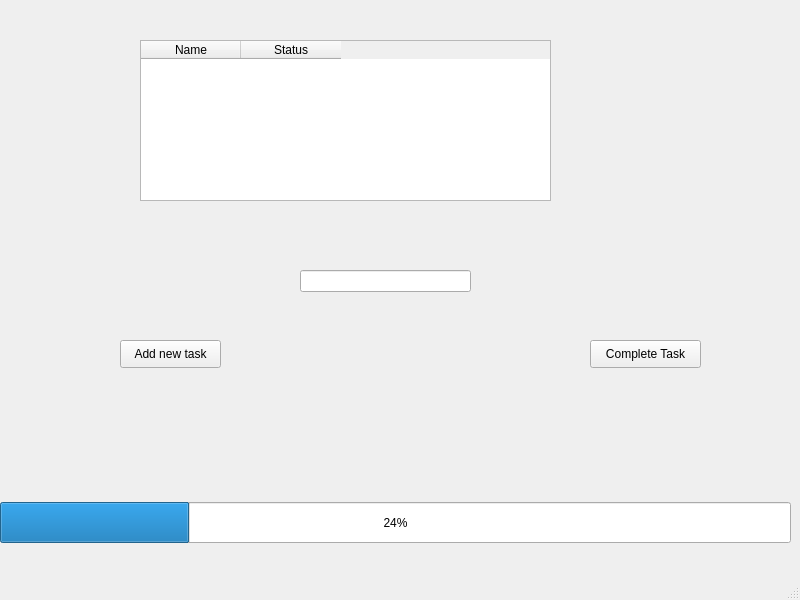
First picture: the form in Allen_Main.ui, repository lhf552004/qt-python-demo, before the edit.
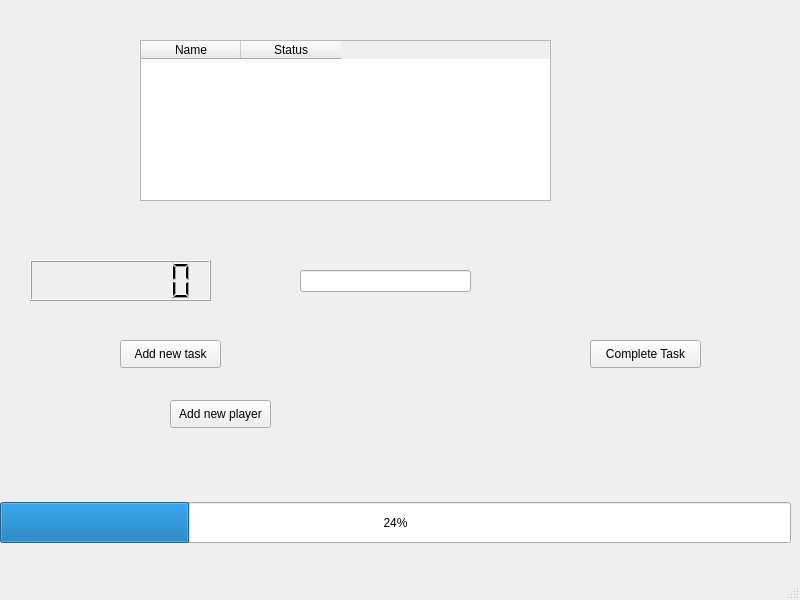
Second picture: the form after the edit.

Commit message: Add dialog and windows icon

The edit to the form file:
```diff
--- a/Allen_Main.ui
+++ b/Allen_Main.ui
@@ -95,6 +95,32 @@
      </property>
     </column>
    </widget>
+   <widget class="QLCDNumber" name="currentTime">
+    <property name="geometry">
+     <rect>
+      <x>30</x>
+      <y>260</y>
+      <width>181</width>
+      <height>41</height>
+     </rect>
+    </property>
+    <property name="digitCount">
+     <number>7</number>
+    </property>
+   </widget>
+   <widget class="QPushButton" name="addNewPlayerButton">
+    <property name="geometry">
+     <rect>
+      <x>170</x>
+      <y>400</y>
+      <width>101</width>
+      <height>28</height>
+     </rect>
+    </property>
+    <property name="text">
+     <string>Add new player</string>
+    </property>
+   </widget>
   </widget>
   <widget class="QMenuBar" name="menubar">
    <property name="geometry">
```
The commit also changes 5 other files.
